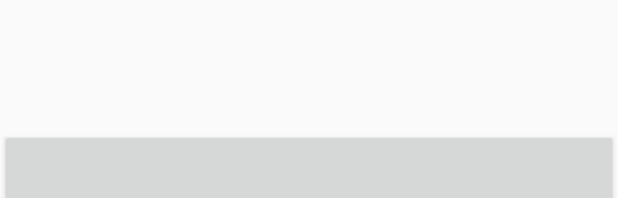
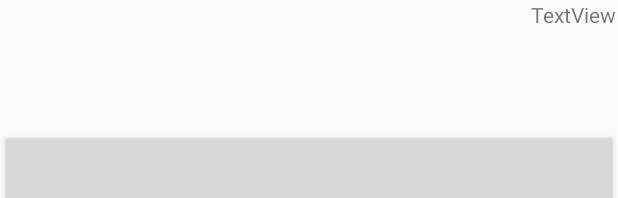
Before and after one commit to eunjong55/swFestival, an Android app: the layout activity_main.xml on its own in the app's theme, with its tools: preview values and no code run, on a phone screen of 412 x 824 dp. Shown: the top 198 px of the screen. Run offline under Robolectric (Android 15) with nearby library versions, the phone set to English and light mode, and no system bars; network calls fail.

```diff
--- a/app/src/main/res/layout/activity_main.xml
+++ b/app/src/main/res/layout/activity_main.xml
@@ -39,4 +39,14 @@
         app:layout_constraintStart_toStartOf="parent"
         app:layout_constraintTop_toTopOf="parent" />
 
+    <TextView
+        android:id="@+id/welcomeMessage"
+        android:layout_width="0dp"
+        android:layout_height="wrap_content"
+        android:layout_marginEnd="1dp"
+        android:layout_marginRight="1dp"
+        android:text="TextView"
+        app:layout_constraintEnd_toEndOf="parent"
+        app:layout_constraintTop_toTopOf="parent" />
+
 </android.support.constraint.ConstraintLayout>
```
Also changed, not shown: app/src/main/java/com/example/eunjong/swfestival/LoginActivity.java (+49 -4 lines), app/src/main/java/com/example/eunjong/swfestival/LoginRequest.java (added, +26 -0 lines), app/src/main/java/com/example/eunjong/swfestival/MainActivity.java (+13 -0 lines).
